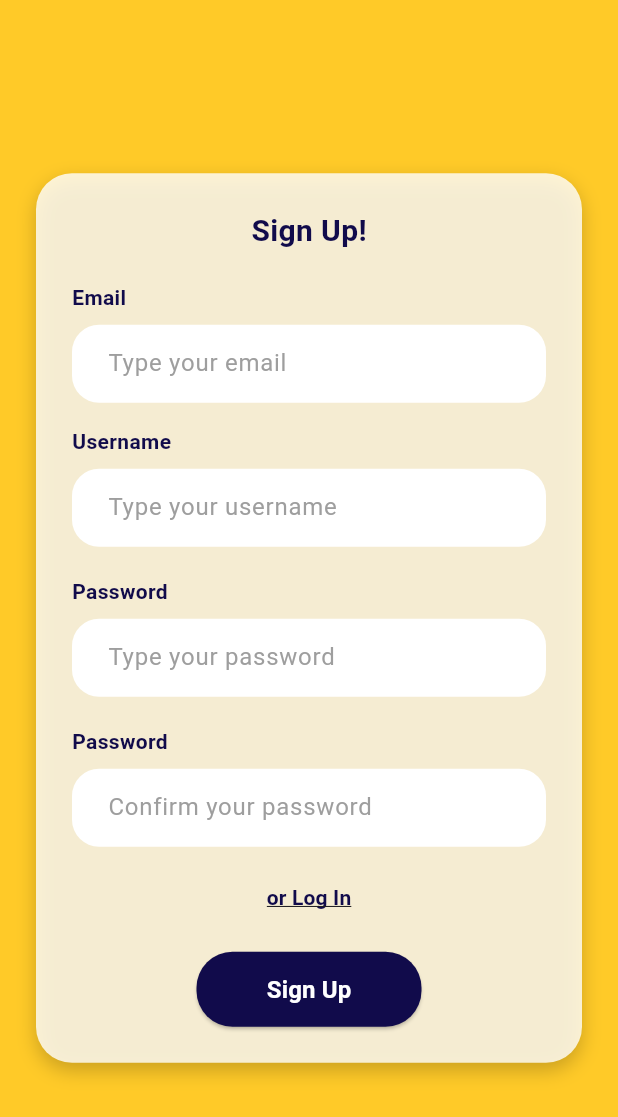
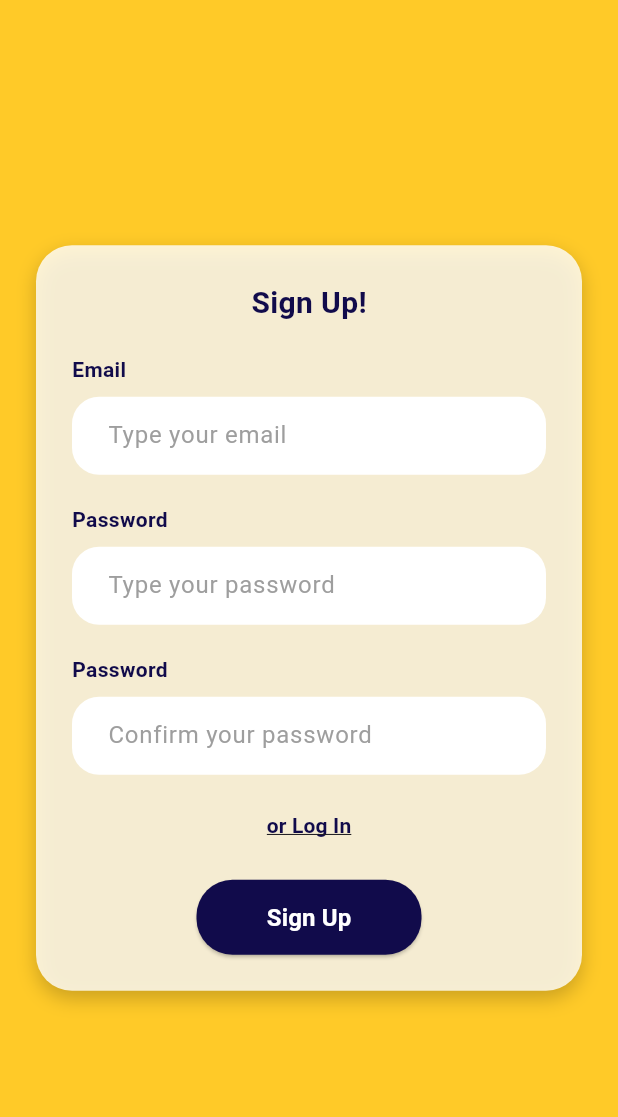
Before and after one commit to UCF-GroupProj/poosd-monorepo, a Flutter app: the screen it shows after launch, after a tap on "or Sign Up", on a phone screen of 412 x 824 dp. Shown: the top 1117 px of the screen. Run offline on Flutter 3.47's test engine with Material 3 defaults, Android fonts, the phone set to English and light mode, and no system bars; our stand-ins replace carousel_slider.

Commit message:
Changed Username -> Email

```diff
--- a/apps/mobile/lib/pages/page_login.dart
+++ b/apps/mobile/lib/pages/page_login.dart
@@ -44,7 +44,7 @@ class _LoginPageState extends State<LoginPage> {
               Align(
                 alignment: Alignment.bottomLeft,
                 child: Text(
-                  "Username",
+                  "Email",
                   style: TextStyle(
                     fontWeight: FontWeight.w600,
                     color: Color.fromARGB(255, 17, 11, 75),
@@ -54,7 +54,7 @@ class _LoginPageState extends State<LoginPage> {
               SizedBox(height: 8),
               TextField(
                 decoration: InputDecoration(
-                  hintText: "Type your username",
+                  hintText: "Type your email",
                   hintStyle: TextStyle(color: Colors.grey),
                   filled: true,
                   fillColor: Colors.white,
--- a/apps/mobile/lib/pages/page_register.dart
+++ b/apps/mobile/lib/pages/page_register.dart
@@ -55,32 +55,6 @@ class _RegisterPageState extends State<RegisterPage> {
               TextField(
                 decoration: InputDecoration(
                   hintText: "Type your email",
-                  hintStyle: TextStyle(color: Colors.grey),
-                  filled: true,
-                  fillColor: Colors.white,
-                  contentPadding: EdgeInsets.symmetric(horizontal: 20, vertical: 14),
-                  border: OutlineInputBorder(
-                    borderRadius: BorderRadius.circular(18),
-                    borderSide: BorderSide.none,
-                  ),
-                ),
-              ),
-              SizedBox(height: 16),
-              Align(
-                alignment: Alignment.bottomLeft,
-                child: Text(
-                  "Username",
-                  style: TextStyle(
-                    fontWeight: FontWeight.w600,
-                    color: Color.fromARGB(255, 17, 11, 75),
-                  ),
-                ),
-              ),
-              SizedBox(height: 8),
-              TextField(
-                obscureText: true,
-                decoration: InputDecoration(
-                  hintText: "Type your username",
                   hintStyle: TextStyle(color: Colors.grey),
                   filled: true,
                   fillColor: Colors.white,
```
